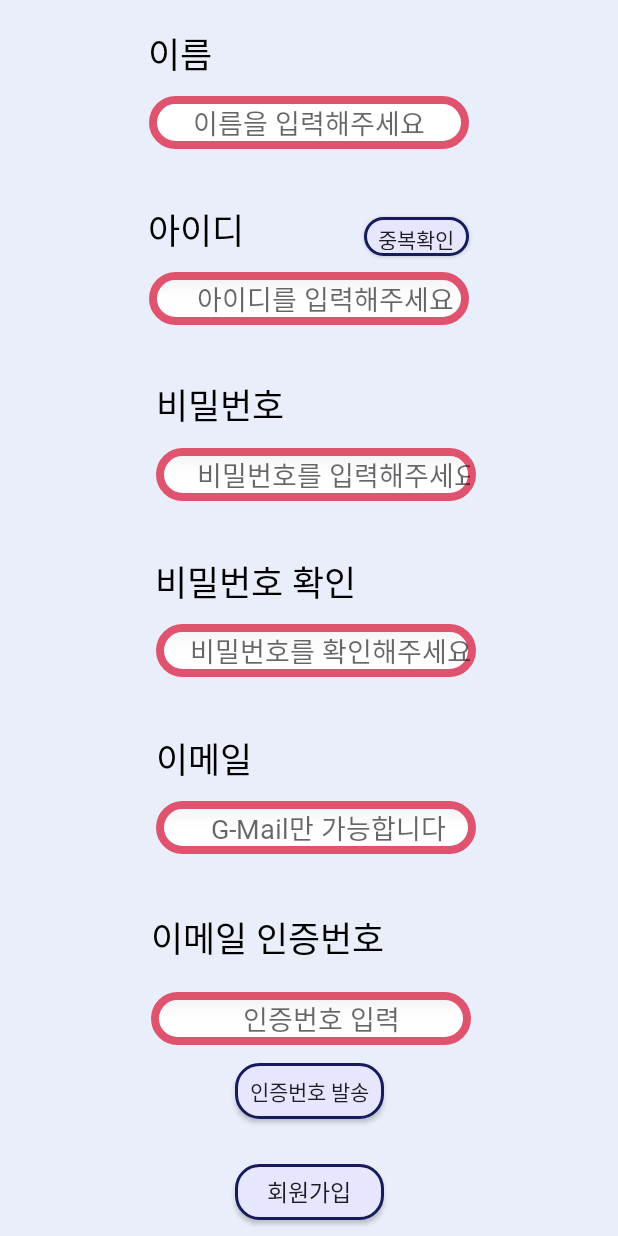
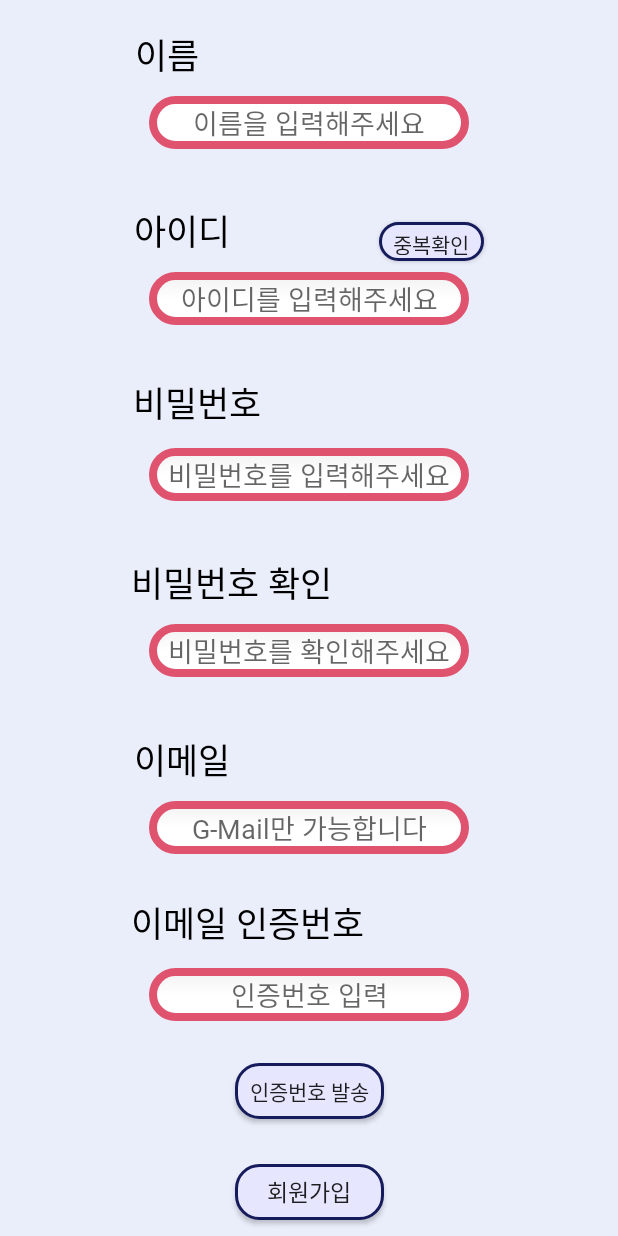
Before and after one commit to TAEHOONS/Baily, an Android app: the RegisterPage screen opened directly, with no data from a screen before it, on a phone screen of 412 x 824 dp. Run offline under Robolectric (Android 15) with nearby library versions, the phone set to English and light mode, and no system bars; our stand-ins replace Firebase (no records; nobody signed in at launch, a user with empty details on screens opened directly).

Commit message:
메인액티비티 비율조정 완료

```diff
--- a/app/src/main/res/layout/activity_register_page.xml
+++ b/app/src/main/res/layout/activity_register_page.xml
@@ -24,16 +24,16 @@
                 android:id="@+id/lb_name"
                 android:layout_width="wrap_content"
                 android:layout_height="wrap_content"
+                android:fontFamily="@font/godo"
                 android:text="이름"
-                android:fontFamily="@font/godo"
                 android:textColor="#000000"
                 android:textSize="23sp"
                 app:layout_constraintBottom_toBottomOf="parent"
                 app:layout_constraintEnd_toEndOf="parent"
-                app:layout_constraintHorizontal_bias="0.268"
+                app:layout_constraintHorizontal_bias="0.244"
                 app:layout_constraintStart_toStartOf="parent"
                 app:layout_constraintTop_toTopOf="parent"
-                app:layout_constraintVertical_bias="0.219" />
+                app:layout_constraintVertical_bias="0.228" />
 
             <EditText
                 android:id="@+id/reg_nameEdt"
@@ -42,6 +42,7 @@
                 android:background="@drawable/edittext"
                 android:ems="10"
                 android:gravity="center"
+                android:fontFamily="@font/godo"
                 android:hint="이름을 입력해주세요"
                 android:inputType="textPersonName"
                 app:layout_constraintBottom_toBottomOf="parent"
@@ -69,16 +70,16 @@
                 android:id="@+id/lb_id"
                 android:layout_width="wrap_content"
                 android:layout_height="wrap_content"
+                android:fontFamily="@font/godo"
                 android:text="아이디"
-                android:fontFamily="@font/godo"
                 android:textColor="#000000"
                 android:textSize="23sp"
                 app:layout_constraintBottom_toBottomOf="parent"
                 app:layout_constraintEnd_toEndOf="parent"
-                app:layout_constraintHorizontal_bias="0.284"
+                app:layout_constraintHorizontal_bias="0.257"
                 app:layout_constraintStart_toStartOf="parent"
                 app:layout_constraintTop_toTopOf="parent"
-                app:layout_constraintVertical_bias="0.219" />
+                app:layout_constraintVertical_bias="0.228" />
 
             <Button
                 android:id="@+id/reg_idckBtn"
@@ -86,16 +87,16 @@
                 android:layout_height="26dp"
 
                 android:background="@drawable/bora"
+                android:fontFamily="@font/godo"
                 android:onClick="m_regIdChkClick"
                 android:text="중복확인"
-                android:fontFamily="@font/godo"
                 android:textSize="14dp"
                 app:layout_constraintBottom_toTopOf="@+id/reg_idEdt"
                 app:layout_constraintEnd_toEndOf="parent"
-                app:layout_constraintHorizontal_bias="0.446"
+                app:layout_constraintHorizontal_bias="0.526"
                 app:layout_constraintStart_toEndOf="@+id/lb_id"
                 app:layout_constraintTop_toTopOf="parent"
-                app:layout_constraintVertical_bias="0.727" />
+                app:layout_constraintVertical_bias="0.8" />
 
             <EditText
                 android:id="@+id/reg_idEdt"
@@ -103,15 +104,15 @@
                 android:layout_height="wrap_content"
                 android:background="@drawable/edittext"
                 android:ems="10"
-                android:hint="      아이디를 입력해주세요"
                 android:fontFamily="@font/godo"
+                android:gravity="center"
+                android:hint="아이디를 입력해주세요"
                 android:inputType="textPersonName"
                 app:layout_constraintBottom_toBottomOf="parent"
                 app:layout_constraintEnd_toEndOf="parent"
                 app:layout_constraintStart_toStartOf="parent"
                 app:layout_constraintTop_toTopOf="parent"
                 app:layout_constraintVertical_bias="0.777" />
-
         </androidx.constraintlayout.widget.ConstraintLayout>
 
     </LinearLayout>
@@ -125,23 +126,9 @@
 
         <androidx.constraintlayout.widget.ConstraintLayout
             android:layout_width="match_parent"
-            android:layout_height="match_parent">
-
-            <TextView
-                android:id="@+id/lb_pwd"
-                android:layout_width="wrap_content"
-                android:layout_height="wrap_content"
-                android:layout_marginTop="8dp"
-                android:text="비밀번호"
-                android:fontFamily="@font/godo"
-                android:textColor="#000000"
-                android:textSize="23sp"
-                app:layout_constraintBottom_toBottomOf="parent"
-                app:layout_constraintEnd_toEndOf="parent"
-                app:layout_constraintHorizontal_bias="0.318"
-                app:layout_constraintStart_toStartOf="parent"
-                app:layout_constraintTop_toTopOf="parent"
-                app:layout_constraintVertical_bias="0.123" />
+            android:layout_height="match_parent"
+            app:layout_constraintBottom_toBottomOf="@+id/lb_pwd"
+            app:layout_constraintTop_toBottomOf="@+id/lb_pwd">
 
             <EditText
                 android:id="@+id/reg_pwdEdt"
@@ -149,15 +136,29 @@
                 android:layout_height="wrap_content"
                 android:background="@drawable/edittext"
                 android:ems="10"
-                android:hint="     비밀번호를 입력해주세요"
                 android:fontFamily="@font/godo"
+                android:gravity="center"
+                android:hint="비밀번호를 입력해주세요"
                 android:inputType="textPassword"
                 app:layout_constraintBottom_toBottomOf="parent"
                 app:layout_constraintEnd_toEndOf="parent"
-                app:layout_constraintHorizontal_bias="0.525"
                 app:layout_constraintStart_toStartOf="parent"
                 app:layout_constraintTop_toTopOf="parent"
                 app:layout_constraintVertical_bias="0.777" />
+
+            <TextView
+                android:id="@+id/lb_pwd"
+                android:layout_width="wrap_content"
+                android:layout_height="wrap_content"
+                android:layout_marginTop="16dp"
+                android:fontFamily="@font/godo"
+                android:text="비밀번호"
+                android:textColor="#000000"
+                android:textSize="23sp"
+                app:layout_constraintEnd_toEndOf="parent"
+                app:layout_constraintHorizontal_bias="0.272"
+                app:layout_constraintStart_toStartOf="parent"
+                app:layout_constraintTop_toTopOf="parent" />
 
         </androidx.constraintlayout.widget.ConstraintLayout>
 
@@ -179,16 +180,16 @@
                 android:id="@+id/lb_rePwd"
                 android:layout_width="wrap_content"
                 android:layout_height="wrap_content"
+                android:fontFamily="@font/godo"
                 android:text="비밀번호 확인"
-                android:fontFamily="@font/godo"
                 android:textColor="#000000"
                 android:textSize="23sp"
                 app:layout_constraintBottom_toBottomOf="parent"
                 app:layout_constraintEnd_toEndOf="parent"
-                app:layout_constraintHorizontal_bias="0.371"
+                app:layout_constraintHorizontal_bias="0.315"
                 app:layout_constraintStart_toStartOf="parent"
                 app:layout_constraintTop_toTopOf="parent"
-                app:layout_constraintVertical_bias="0.219" />
+                app:layout_constraintVertical_bias="0.228" />
 
             <EditText
                 android:id="@+id/reg_repwdEdt"
@@ -196,12 +197,12 @@
                 android:layout_height="wrap_content"
                 android:background="@drawable/edittext"
                 android:ems="10"
-                android:hint="    비밀번호를 확인해주세요"
                 android:fontFamily="@font/godo"
+                android:gravity="center"
+                android:hint="비밀번호를 확인해주세요"
                 android:inputType="textPassword"
                 app:layout_constraintBottom_toBottomOf="parent"
                 app:layout_constraintEnd_toEndOf="parent"
-                app:layout_constraintHorizontal_bias="0.525"
                 app:layout_constraintStart_toStartOf="parent"
                 app:layout_constraintTop_toTopOf="parent"
                 app:layout_constraintVertical_bias="0.777" />
@@ -225,16 +226,16 @@
                 android:id="@+id/lb_email"
                 android:layout_width="wrap_content"
                 android:layout_height="wrap_content"
+                android:fontFamily="@font/godo"
                 android:text="이메일"
-                android:fontFamily="@font/godo"
                 android:textColor="#000000"
                 android:textSize="23sp"
                 app:layout_constraintBottom_toBottomOf="parent"
                 app:layout_constraintEnd_toEndOf="parent"
-                app:layout_constraintHorizontal_bias="0.298"
+                app:layout_constraintHorizontal_bias="0.257"
                 app:layout_constraintStart_toStartOf="parent"
                 app:layout_constraintTop_toTopOf="parent"
-                app:layout_constraintVertical_bias="0.219" />
+                app:layout_constraintVertical_bias="0.228" />
 
             <EditText
                 android:id="@+id/editText6"
@@ -242,12 +243,12 @@
                 android:layout_height="wrap_content"
                 android:background="@drawable/edittext"
                 android:ems="10"
-                android:hint="       G-Mail만 가능합니다"
                 android:fontFamily="@font/godo"
+                android:gravity="center"
+                android:hint="G-Mail만 가능합니다"
                 android:inputType="textEmailAddress"
                 app:layout_constraintBottom_toBottomOf="parent"
                 app:layout_constraintEnd_toEndOf="parent"
-                app:layout_constraintHorizontal_bias="0.525"
                 app:layout_constraintStart_toStartOf="parent"
                 app:layout_constraintTop_toTopOf="parent"
                 app:layout_constraintVertical_bias="0.777" />
@@ -271,34 +272,33 @@
                 android:id="@+id/ib_mailConfirm"
                 android:layout_width="wrap_content"
                 android:layout_height="wrap_content"
-                android:text="이메일 인증번호"
                 android:fontFamily="@font/godo"
                 android:gravity="center"
+                android:text="이메일 인증번호"
                 android:textColor="#000000"
                 android:textSize="23sp"
                 app:layout_constraintBottom_toTopOf="@+id/reg_emailnumEdt"
                 app:layout_constraintEnd_toEndOf="parent"
-                app:layout_constraintHorizontal_bias="0.393"
+                app:layout_constraintHorizontal_bias="0.339"
                 app:layout_constraintStart_toStartOf="parent"
                 app:layout_constraintTop_toTopOf="parent"
-                app:layout_constraintVertical_bias="0.516" />
+                app:layout_constraintVertical_bias="0.437" />
 
             <EditText
                 android:id="@+id/reg_emailnumEdt"
                 android:layout_width="wrap_content"
                 android:layout_height="wrap_content"
                 android:background="@drawable/edittext"
+                android:ems="10"
+                android:fontFamily="@font/godo"
                 android:gravity="center"
-                android:ems="10"
-                android:hint="   인증번호 입력"
-                android:fontFamily="@font/godo"
+                android:hint="인증번호 입력"
                 android:inputType="textPersonName"
-                app:layout_constraintBottom_toTopOf="@+id/reg_numsendBtn"
-                app:layout_constraintEnd_toEndOf="@+id/ib_mailConfirm"
-                app:layout_constraintHorizontal_bias="0.0"
-                app:layout_constraintStart_toStartOf="@+id/ib_mailConfirm"
+                app:layout_constraintBottom_toBottomOf="parent"
+                app:layout_constraintEnd_toEndOf="parent"
+                app:layout_constraintStart_toStartOf="parent"
                 app:layout_constraintTop_toTopOf="parent"
-                app:layout_constraintVertical_bias="0.861" />
+                app:layout_constraintVertical_bias="0.406" />
 
             <Button
                 android:id="@+id/reg_numsendBtn"
```
